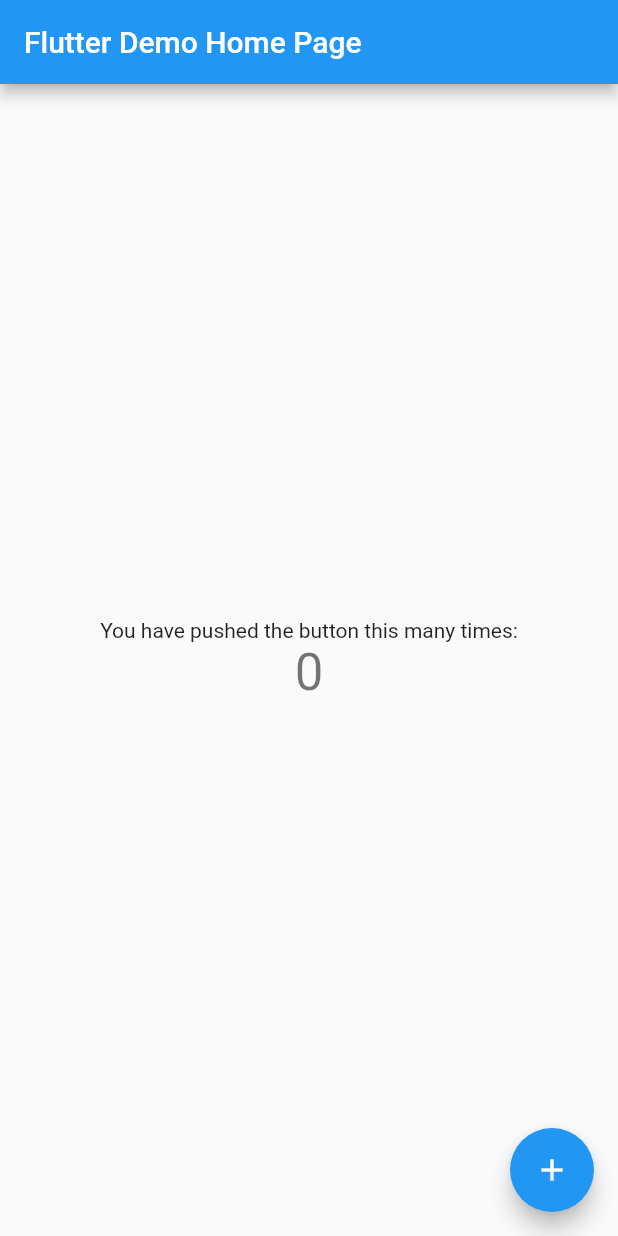
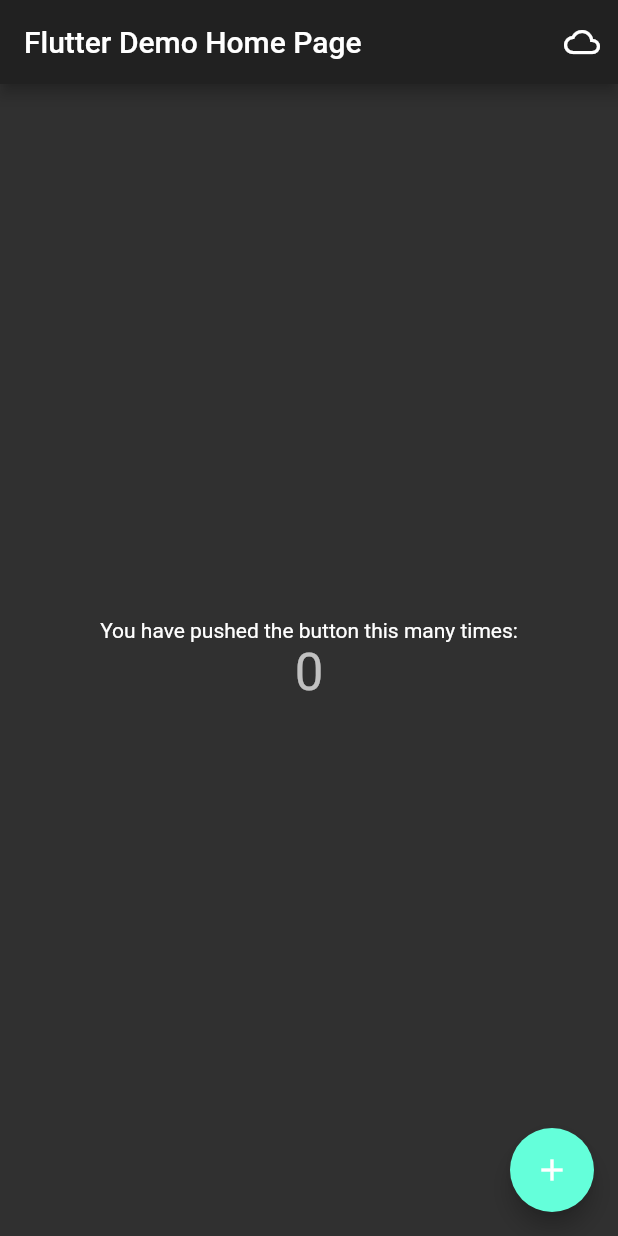
Before and after one commit to Samyak-Shreyash/Report-Tracker, a Flutter app: the screen it shows after launch, on a phone screen of 412 x 824 dp. Run offline on Flutter 3.47's test engine with Material 2 defaults, Android fonts, the phone set to English and light mode, and no system bars.

Commit message:
Added Support for Dark Theme

```diff
--- a/lib/main.dart
+++ b/lib/main.dart
@@ -1,4 +1,7 @@
 import 'package:flutter/material.dart';
+import 'package:provider/provider.dart';
+import 'package:report_tracker/screens/home.dart';
+import 'package:report_tracker/services/theme.dart';
 
 void main() {
   runApp(MyApp());
@@ -8,110 +11,36 @@ class MyApp extends StatelessWidget {
   // This widget is the root of your application.
   @override
   Widget build(BuildContext context) {
-    return MaterialApp(
-      title: 'Flutter Demo',
-      theme: ThemeData(
-        // This is the theme of your application.
-        //
-        // Try running your application with "flutter run". You'll see the
-        // application has a blue toolbar. Then, without quitting the app, try
-        // changing the primarySwatch below to Colors.green and then invoke
-        // "hot reload" (press "r" in the console where you ran "flutter run",
-        // or simply save your changes to "hot reload" in a Flutter IDE).
-        // Notice that the counter didn't reset back to zero; the application
-        // is not restarted.
-        primarySwatch: Colors.blue,
-        // This makes the visual density adapt to the platform that you run
-        // the app on. For desktop platforms, the controls will be smaller and
-        // closer together (more dense) than on mobile platforms.
-        visualDensity: VisualDensity.adaptivePlatformDensity,
-      ),
-      home: MyHomePage(title: 'Flutter Demo Home Page'),
+    return ChangeNotifierProvider<ThemeChanger>(
+      // create: null,
+      create: (_) => ThemeChanger(ThemeData.dark()),
+      child: new MaterialAppWithTheme(),
     );
   }
 }
 
-class MyHomePage extends StatefulWidget {
-  MyHomePage({Key key, this.title}) : super(key: key);
-
-  // This widget is the home page of your application. It is stateful, meaning
-  // that it has a State object (defined below) that contains fields that affect
-  // how it looks.
-
-  // This class is the configuration for the state. It holds the values (in this
-  // case the title) provided by the parent (in this case the App widget) and
-  // used by the build method of the State. Fields in a Widget subclass are
-  // always marked "final".
-
-  final String title;
-
-  @override
-  _MyHomePageState createState() => _MyHomePageState();
-}
-
-class _MyHomePageState extends State<MyHomePage> {
-  int _counter = 0;
-
-  void _incrementCounter() {
-    setState(() {
-      // This call to setState tells the Flutter framework that something has
-      // changed in this State, which causes it to rerun the build method below
-      // so that the display can reflect the updated values. If we changed
-      // _counter without calling setState(), then the build method would not be
-      // called again, and so nothing would appear to happen.
-      _counter++;
-    });
-  }
-
+class MaterialAppWithTheme extends StatelessWidget {
   @override
   Widget build(BuildContext context) {
-    // This method is rerun every time setState is called, for instance as done
-    // by the _incrementCounter method above.
-    //
-    // The Flutter framework has been optimized to make rerunning build methods
-    // fast, so that you can just rebuild anything that needs updating rather
-    // than having to individually change instances of widgets.
-    return Scaffold(
-      appBar: AppBar(
-        // Here we take the value from the MyHomePage object that was created by
-        // the App.build method, and use it to set our appbar title.
-        title: Text(widget.title),
-      ),
-      body: Center(
-        // Center is a layout widget. It takes a single child and positions it
-        // in the middle of the parent.
-        child: Column(
-          // Column is also a layout widget. It takes a list of children and
-          // arranges them vertically. By default, it sizes itself to fit its
-          // children horizontally, and tries to be as tall as its parent.
-          //
-          // Invoke "debug painting" (press "p" in the console, choose the
-          // "Toggle Debug Paint" action from the Flutter Inspector in Android
-          // Studio, or the "Toggle Debug Paint" command in Visual Studio Code)
-          // to see the wireframe for each widget.
-          //
-          // Column has various properties to control how it sizes itself and
-          // how it positions its children. Here we use mainAxisAlignment to
-          // center the children vertically; the main axis here is the vertical
-          // axis because Columns are vertical (the cross axis would be
-          // horizontal).
-          mainAxisAlignment: MainAxisAlignment.center,
-          children: <Widget>[
-            Text(
-              'You have pushed the button this many times:',
-            ),
-            Text(
-              '$_counter',
-              style: Theme.of(context).textTheme.headline4,
-            ),
-          ],
-        ),
-      ),
-      floatingActionButton: FloatingActionButton(
-        onPressed: _incrementCounter,
-        tooltip: 'Increment',
-        child: Icon(Icons.add),
-      ), // This trailing comma makes auto-formatting nicer for build methods.
+    final theme = Provider.of<ThemeChanger>(context);
+    return MaterialApp(
+      home: MyHomePage(title: 'Flutter Demo Home Page'),
+      theme: theme.getTheme(),
     );
   }
 }
+
+// class MyApp extends StatelessWidget {
+//   // This widget is the root of your application.
+//   @override
+//   Widget build(BuildContext context) {
+//     return MaterialApp(
+//       title: 'Flutter Demo',
+//       theme: ThemeData(
+//         primarySwatch: Colors.blue,
+//         visualDensity: VisualDensity.adaptivePlatformDensity,
+//       ),
+//       home: MyHomePage(title: 'Flutter Demo Home Page'),
+//     );
+//   }
+// }
--- /dev/null
+++ b/lib/screens/home.dart
@@ -0,0 +1,50 @@
+import 'package:flutter/material.dart';
+import 'package:provider/provider.dart';
+import 'package:report_tracker/services/buildAppBar.dart';
+import 'package:report_tracker/services/theme.dart';
+
+class MyHomePage extends StatefulWidget {
+  MyHomePage({Key key, this.title}) : super(key: key);
+  final String title;
+
+  @override
+  _MyHomePageState createState() => _MyHomePageState();
+}
+
+class _MyHomePageState extends State<MyHomePage> {
+  int _counter = 0;
+
+  void _incrementCounter() {
+    setState(() {
+      _counter++;
+    });
+  }
+
+  @override
+  Widget build(BuildContext context) {
+    ThemeChanger _themeChanger = Provider.of<ThemeChanger>(context);
+    return Scaffold(
+      appBar: BuildAppBar().buildBar(_themeChanger, widget.title),
+      body: Center(
+        child: Column(
+          mainAxisAlignment: MainAxisAlignment.center,
+          children: <Widget>[
+            Text(
+              'You have pushed the button this many times:',
+            ),
+            Text(
+              '$_counter',
+              style: Theme.of(context).textTheme.headline4,
+            ),
+          ],
+        ),
+      ),
+      floatingActionButton: FloatingActionButton(
+        foregroundColor: ThemeData().colorScheme.onSecondary,
+        onPressed: _incrementCounter,
+        tooltip: 'Increment',
+        child: Icon(Icons.add),
+      ), // This trailing comma makes auto-formatting nicer for build methods.
+    );
+  }
+}
--- /dev/null
+++ b/lib/services/buildAppBar.dart
@@ -0,0 +1,37 @@
+import 'package:flutter/material.dart';
+import 'package:report_tracker/services/theme.dart';
+
+class BuildAppBar
+{
+  bool _themeDark =true;
+  ThemeData _themeSet = ThemeData.light();
+  IconData _themeIcon = Icons.wb_sunny;
+
+  AppBar buildBar(ThemeChanger _themeChanger, String title) {
+    return AppBar(
+      title: Text(title),
+      actions: [
+        IconButton(
+            icon: !_themeDark?Icon(Icons.wb_sunny):Icon(Icons.cloud_queue),
+            onPressed: () =>
+            themeUpdate(_themeChanger))
+      ],
+    );
+  }
+
+  void themeUpdate(ThemeChanger _themeChanger) {
+    _themeDark = !_themeDark;
+    if (_themeDark)
+    {
+      IconData _themeIcon = Icons.wb_sunny;
+      _themeChanger.setTheme(ThemeData.light());
+    }
+    else
+    {
+      IconData _themeIcon = Icons.cloud_queue;
+      _themeChanger.setTheme(ThemeData.dark());
+    }
+    print(_themeDark);
+
+  }
+}
--- /dev/null
+++ b/lib/services/theme.dart
@@ -0,0 +1,15 @@
+import 'package:flutter/material.dart';
+
+class ThemeChanger with ChangeNotifier {
+  ThemeData _themeData;
+
+  ThemeChanger(this._themeData);
+
+  getTheme() => _themeData;
+
+  setTheme(ThemeData theme) {
+    _themeData = theme;
+
+    notifyListeners();
+  }
+}
```
Also changed, not shown: pubspec.yaml (+1 -6 lines), pubspec.lock.
